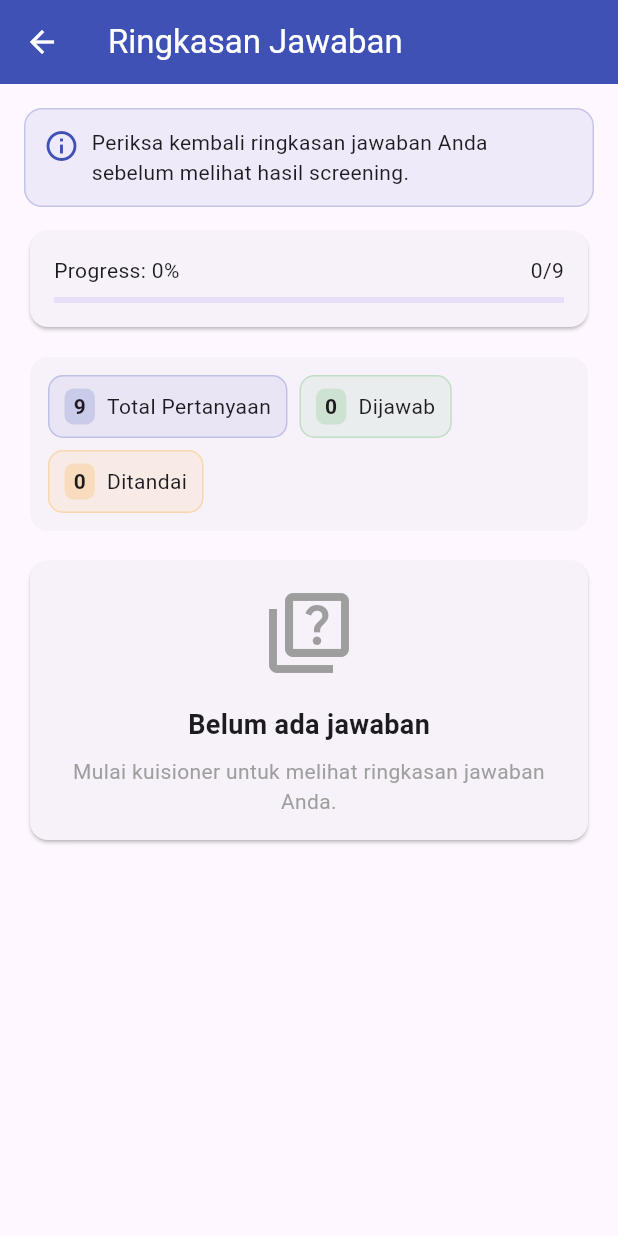
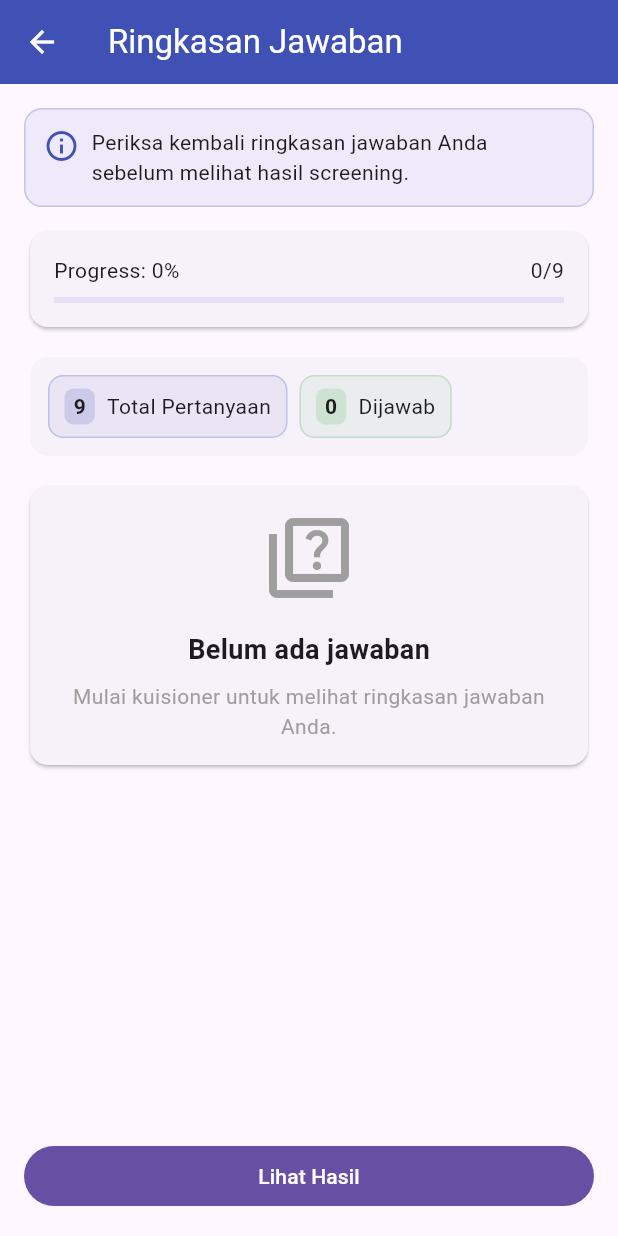
Before and after one commit to Alfian57/insightmind, a Flutter app: the SummaryPage screen opened directly, on a phone screen of 412 x 824 dp. Run offline on Flutter 3.47's test engine with Material 3 defaults, Android fonts, the phone set to English and light mode, and no system bars; our stand-ins replace flutter_riverpod.

Commit message:
fix: remove variable name inconsistencies

```diff
--- a/lib/features/insightmind/presentation/pages/screening_page.dart
+++ b/lib/features/insightmind/presentation/pages/screening_page.dart
@@ -62,7 +62,7 @@ class ScreeningPage extends ConsumerWidget {
               context,
             ).push(MaterialPageRoute(builder: (_) => const SummaryPage()));
           },
-          child: const Text('Lihat Hasil'),
+          child: const Text('Lihat Ringkasan'),
         ),
       ),
     );
--- a/lib/features/insightmind/presentation/pages/summary_page.dart
+++ b/lib/features/insightmind/presentation/pages/summary_page.dart
@@ -1,5 +1,6 @@
 import 'package:flutter/material.dart';
 import 'package:flutter_riverpod/flutter_riverpod.dart';
+import 'package:insightmind/features/insightmind/presentation/pages/result_page.dart';
 import 'package:insightmind/features/insightmind/presentation/widgets/summary_answer_tile.dart';
 import 'package:insightmind/features/insightmind/presentation/widgets/summary_header.dart';
 import 'package:insightmind/features/insightmind/presentation/widgets/summary_info_banner.dart';
@@ -15,14 +16,11 @@ class SummaryPage extends ConsumerStatefulWidget {
 class _SummaryPageState extends ConsumerState<SummaryPage> {
   @override
   Widget build(BuildContext context) {
-    // Ambil data dari provider
-    // Providers used by this page
     final progress = ref.watch(questionnaireProgressProvider);
     final summaries = ref.watch(summaryListProvider);
 
     final total = summaries.length;
-    final dijawab = summaries.where((s) => s.answer != 'Belum dijawab').length;
-    final ditandai = summaries.where((s) => s.flagged).length;
+    final answered = summaries.where((s) => s.answer != 'Belum dijawab').length;
 
     return Scaffold(
       appBar: AppBar(
@@ -51,7 +49,7 @@ class _SummaryPageState extends ConsumerState<SummaryPage> {
                       const Text('Progress: '),
                       Text('${(progress * 100).toInt()}%'),
                       const Spacer(),
-                      Text('$dijawab/$total'),
+                      Text('$answered/$total'),
                     ],
                   ),
                   const SizedBox(height: 8),
@@ -62,11 +60,11 @@ class _SummaryPageState extends ConsumerState<SummaryPage> {
           ),
 
           const SizedBox(height: 12),
-          SummaryHeader(total: total, dijawab: dijawab, ditandai: ditandai),
+          SummaryHeader(total: total, answered: answered),
           const SizedBox(height: 12),
 
           // Tampilkan pesan jika belum ada jawaban
-          if (summaries.isEmpty || dijawab == 0) ...[
+          if (summaries.isEmpty || answered == 0) ...[
             const Card(
               child: Padding(
                 padding: EdgeInsets.all(16),
@@ -96,6 +94,17 @@ class _SummaryPageState extends ConsumerState<SummaryPage> {
           ],
         ],
       ),
+      bottomNavigationBar: SafeArea(
+        minimum: const EdgeInsets.fromLTRB(16, 8, 16, 16),
+        child: FilledButton(
+          onPressed: () {
+            Navigator.of(
+              context,
+            ).push(MaterialPageRoute(builder: (_) => const ResultPage()));
+          },
+          child: const Text('Lihat Hasil'),
+        ),
+      ),
     );
   }
 }
--- a/lib/features/insightmind/presentation/providers/summary_provider.dart
+++ b/lib/features/insightmind/presentation/providers/summary_provider.dart
@@ -3,10 +3,9 @@ import 'package:insightmind/features/insightmind/domain/entities/question.dart';
 import 'package:insightmind/features/insightmind/domain/entities/mental_result.dart';
 import 'package:insightmind/features/insightmind/presentation/widgets/summary_answer.dart';
 import 'package:insightmind/features/insightmind/presentation/providers/questionnaire_provider.dart';
-import 'package:insightmind/features/insightmind/presentation/providers/score_provider.dart'
-    show calculateRiskProvider;
+import 'package:insightmind/features/insightmind/presentation/providers/score_provider.dart';
 
-/// Progress (0.0 .. 1.0) based on number of answered questions.
+/// Progres (0.0 .. 1.0) berdasarkan jumlah pertanyaan yang sudah dijawab.
 final questionnaireProgressProvider = Provider<double>((ref) {
   final questions = ref.watch(questionsProvider);
   final state = ref.watch(questionnaireProvider);
@@ -17,7 +16,7 @@ final questionnaireProgressProvider = Provider<double>((ref) {
   return value;
 });
 
-/// List of unanswered questions.
+/// Daftar pertanyaan yang belum dijawab.
 final unansweredQuestionsProvider = Provider<List<Question>>((ref) {
   final questions = ref.watch(questionsProvider);
   final state = ref.watch(questionnaireProvider);
@@ -25,14 +24,14 @@ final unansweredQuestionsProvider = Provider<List<Question>>((ref) {
   return questions.where((q) => !answers.containsKey(q.id)).toList();
 });
 
-/// Whether the questionnaire is ready to be completed (all questions answered).
+/// Apakah kuesioner sudah siap diselesaikan (semua pertanyaan sudah dijawab).
 final canCompleteQuestionnaireProvider = Provider<bool>((ref) {
   final questions = ref.watch(questionsProvider);
   final state = ref.watch(questionnaireProvider);
   return questions.isNotEmpty && state.answers.length >= questions.length;
 });
 
-/// Derived mental result (null if not all answered yet).
+/// Hasil mental yang didapat (null jika belum semua dijawab).
 final mentalResultProvider = Provider<MentalResult?>((ref) {
   final state = ref.watch(questionnaireProvider);
   final questions = ref.watch(questionsProvider);
@@ -42,7 +41,7 @@ final mentalResultProvider = Provider<MentalResult?>((ref) {
   return usecase.execute(state.totalScore);
 });
 
-/// Simple answer statistics computed from current answers.
+/// Statistik jawaban sederhana yang dihitung dari jawaban saat ini.
 final answerStatsProvider = Provider<Map<String, num>>((ref) {
   final state = ref.watch(questionnaireProvider);
   final values = state.answers.values.toList();
@@ -66,7 +65,7 @@ final answerStatsProvider = Provider<Map<String, num>>((ref) {
   };
 });
 
-/// Summary list used by UI: maps question -> chosen label and flagged state.
+/// Daftar ringkasan yang digunakan oleh UI: memetakan pertanyaan -> label yang dipilih dan status flag.
 final summaryListProvider = Provider<List<SummaryAnswer>>((ref) {
   final questions = ref.watch(questionsProvider);
   final state = ref.watch(questionnaireProvider);
@@ -90,7 +89,6 @@ final summaryListProvider = Provider<List<SummaryAnswer>>((ref) {
       number: index + 1,
       question: question.text,
       answer: answerText,
-      flagged: answer != null && answer >= 2,
     );
   }).toList();
 });
--- a/lib/features/insightmind/presentation/widgets/summary_answer.dart
+++ b/lib/features/insightmind/presentation/widgets/summary_answer.dart
@@ -2,12 +2,10 @@ class SummaryAnswer {
   final int number;
   final String question;
   final String answer;
-  final bool flagged;
 
   const SummaryAnswer({
     required this.number,
     required this.question,
     required this.answer,
-    this.flagged = false,
   });
 }
--- a/lib/features/insightmind/presentation/widgets/summary_answer_tile.dart
+++ b/lib/features/insightmind/presentation/widgets/summary_answer_tile.dart
@@ -28,12 +28,6 @@ class SummaryAnswerTile extends StatelessWidget {
           padding: const EdgeInsets.only(top: 6),
           child: Text('Jawaban Anda: ${summary.answer}'),
         ),
-        trailing: summary.flagged
-            ? const Tooltip(
-                message: 'Ditandai untuk ditinjau',
-                child: Icon(Icons.flag_outlined, color: Colors.orange),
-              )
-            : null,
       ),
     );
   }
--- a/lib/features/insightmind/presentation/widgets/summary_header.dart
+++ b/lib/features/insightmind/presentation/widgets/summary_header.dart
@@ -2,22 +2,15 @@ import 'package:flutter/material.dart';
 import 'package:insightmind/features/insightmind/presentation/widgets/summary_stat_chip.dart';
 
 class SummaryHeader extends StatelessWidget {
-  const SummaryHeader({
-    super.key,
-    required this.total,
-    required this.dijawab,
-    required this.ditandai,
-  });
+  const SummaryHeader({super.key, required this.total, required this.answered});
 
   final int total;
-  final int dijawab;
-  final int ditandai;
+  final int answered;
 
   @override
   Widget build(BuildContext context) {
     final totalStr = total.toString();
-    final dijawabStr = dijawab.toString();
-    final ditandaiStr = ditandai.toString();
+    final dijawabStr = answered.toString();
 
     return Card(
       elevation: 0,
@@ -38,11 +31,6 @@ class SummaryHeader extends StatelessWidget {
               value: dijawabStr,
               color: Colors.green,
             ),
-            SummaryStatChip(
-              label: 'Ditandai',
-              value: ditandaiStr,
-              color: Colors.orange,
-            ),
           ],
         ),
       ),
```
